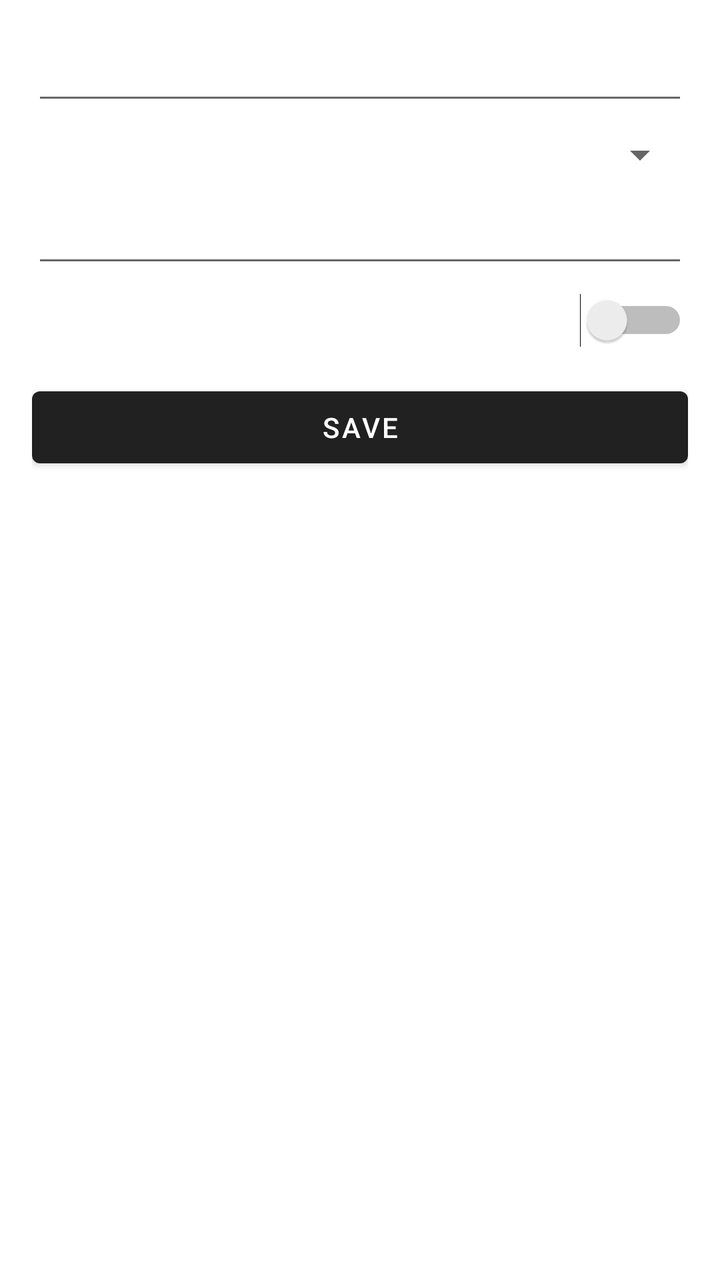
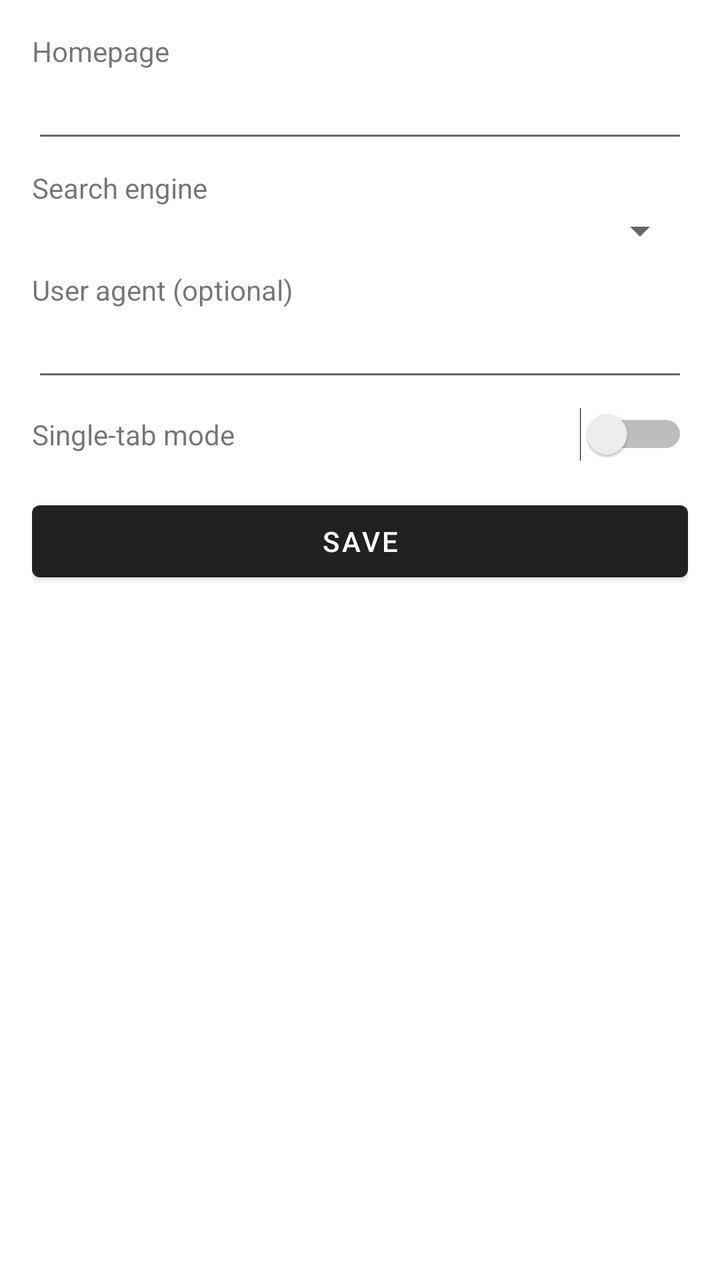

The first picture is an Android layout as it rendered before a commit; the second is the same layout after the commit. The layout source and the unified diff follow.
<!-- AndroidManifest.xml: application theme Theme.App -->
<!-- res/layout/activity_settings.xml -->
<?xml version="1.0" encoding="utf-8"?>
<ScrollView xmlns:android="http://schemas.android.com/apk/res/android"
    android:padding="16dp"
    android:layout_width="match_parent"
    android:layout_height="match_parent">
    <LinearLayout android:orientation="vertical" android:layout_width="match_parent" android:layout_height="wrap_content">
        <TextView android:text="Homepage" />
        <EditText android:id="@+id/edit_homepage" android:layout_width="match_parent" android:layout_height="wrap_content" />
        <TextView android:text="Search engine" android:layout_marginTop="8dp"/>
        <Spinner android:id="@+id/spinner_search" android:layout_width="match_parent" android:layout_height="wrap_content" />
        <TextView android:text="User agent (optional)" android:layout_marginTop="8dp"/>
        <EditText android:id="@+id/edit_user_agent" android:layout_width="match_parent" android:layout_height="wrap_content" />
        <LinearLayout android:layout_marginTop="8dp" android:orientation="horizontal" android:layout_width="match_parent" android:layout_height="wrap_content">
            <TextView android:text="Single-tab mode" android:layout_width="0dp" android:layout_weight="1" />
            <Switch android:id="@+id/switch_single_tab" android:layout_width="wrap_content" android:layout_height="wrap_content" />
        </LinearLayout>
        <Button android:id="@+id/btn_save" android:layout_marginTop="16dp" android:text="Save" android:layout_width="match_parent" android:layout_height="wrap_content" />
    </LinearLayout>
</ScrollView>
<!-- resources referenced by this layout -->
<resources>
  <style name="Theme.App" parent="Theme.MaterialComponents.DayNight.DarkActionBar">
          <item name="android:statusBarColor">?attr/colorPrimaryDark</item>
      </style>
</resources>

<!-- the commit's change to res/layout/activity_settings.xml (unified diff, before → after) -->
@@ -4,16 +4,21 @@
     android:layout_width="match_parent"
     android:layout_height="match_parent">
     <LinearLayout android:orientation="vertical" android:layout_width="match_parent" android:layout_height="wrap_content">
-        <TextView android:text="Homepage" />
+        
+        <TextView android:text="Homepage" android:layout_width="match_parent" android:layout_height="wrap_content" />
         <EditText android:id="@+id/edit_homepage" android:layout_width="match_parent" android:layout_height="wrap_content" />
-        <TextView android:text="Search engine" android:layout_marginTop="8dp"/>
+        
+        <TextView android:text="Search engine" android:layout_marginTop="8dp" android:layout_width="match_parent" android:layout_height="wrap_content" />
         <Spinner android:id="@+id/spinner_search" android:layout_width="match_parent" android:layout_height="wrap_content" />
-        <TextView android:text="User agent (optional)" android:layout_marginTop="8dp"/>
+        
+        <TextView android:text="User agent (optional)" android:layout_marginTop="8dp" android:layout_width="match_parent" android:layout_height="wrap_content" />
         <EditText android:id="@+id/edit_user_agent" android:layout_width="match_parent" android:layout_height="wrap_content" />
+        
         <LinearLayout android:layout_marginTop="8dp" android:orientation="horizontal" android:layout_width="match_parent" android:layout_height="wrap_content">
-            <TextView android:text="Single-tab mode" android:layout_width="0dp" android:layout_weight="1" />
+            <TextView android:text="Single-tab mode" android:layout_width="0dp" android:layout_weight="1" android:layout_height="wrap_content" />
             <Switch android:id="@+id/switch_single_tab" android:layout_width="wrap_content" android:layout_height="wrap_content" />
         </LinearLayout>
+        
         <Button android:id="@+id/btn_save" android:layout_marginTop="16dp" android:text="Save" android:layout_width="match_parent" android:layout_height="wrap_content" />
     </LinearLayout>
 </ScrollView>
